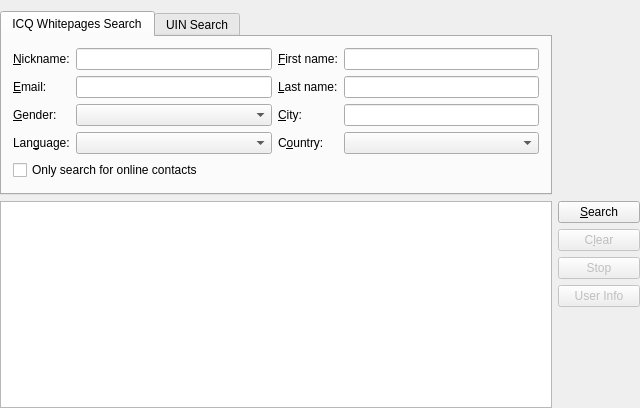
Before: the Qt Designer form protocols/oscar/icq/ui/icqsearchbase.ui in KDE/kopete, drawn with Qt 5.
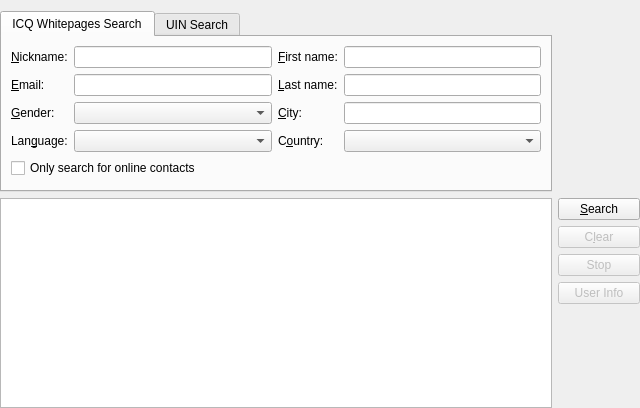
After: the same form once the commit is applied. Custom widgets are drawn as their Qt base class.

The edit to the form file:
```diff
--- a/protocols/oscar/icq/ui/icqsearchbase.ui
+++ b/protocols/oscar/icq/ui/icqsearchbase.ui
@@ -305,8 +305,6 @@
    </item>
   </layout>
  </widget>
- <layoutdefault spacing="6" margin="11" />
- <pixmapfunction>qPixmapFromMimeSource</pixmapfunction>
  <customwidgets>
   <customwidget>
    <class>KPushButton</class>
```
